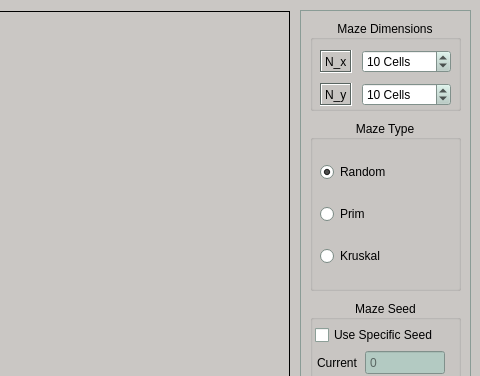
Old version of the form MazeGui.ui in the repository rpowel/maze; both pictures show x 220 to 700 and y 0 to 376 of the 700 by 520 pixel window.
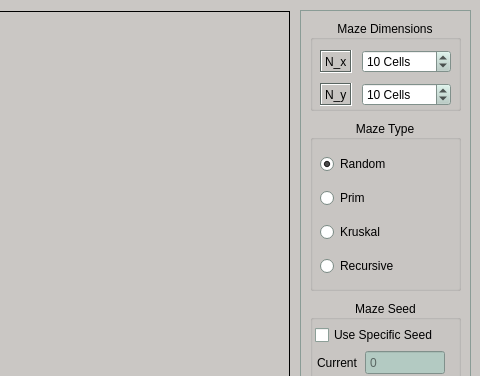
New version of the form.

The edit to the form file:
```diff
--- a/MazeGui.ui
+++ b/MazeGui.ui
@@ -1621,6 +1621,13 @@
         </property>
        </widget>
       </item>
+      <item>
+       <widget class="QRadioButton" name="recursiveButton">
+        <property name="text">
+         <string>Recursive</string>
+        </property>
+       </widget>
+      </item>
      </layout>
     </widget>
    </widget>
```
